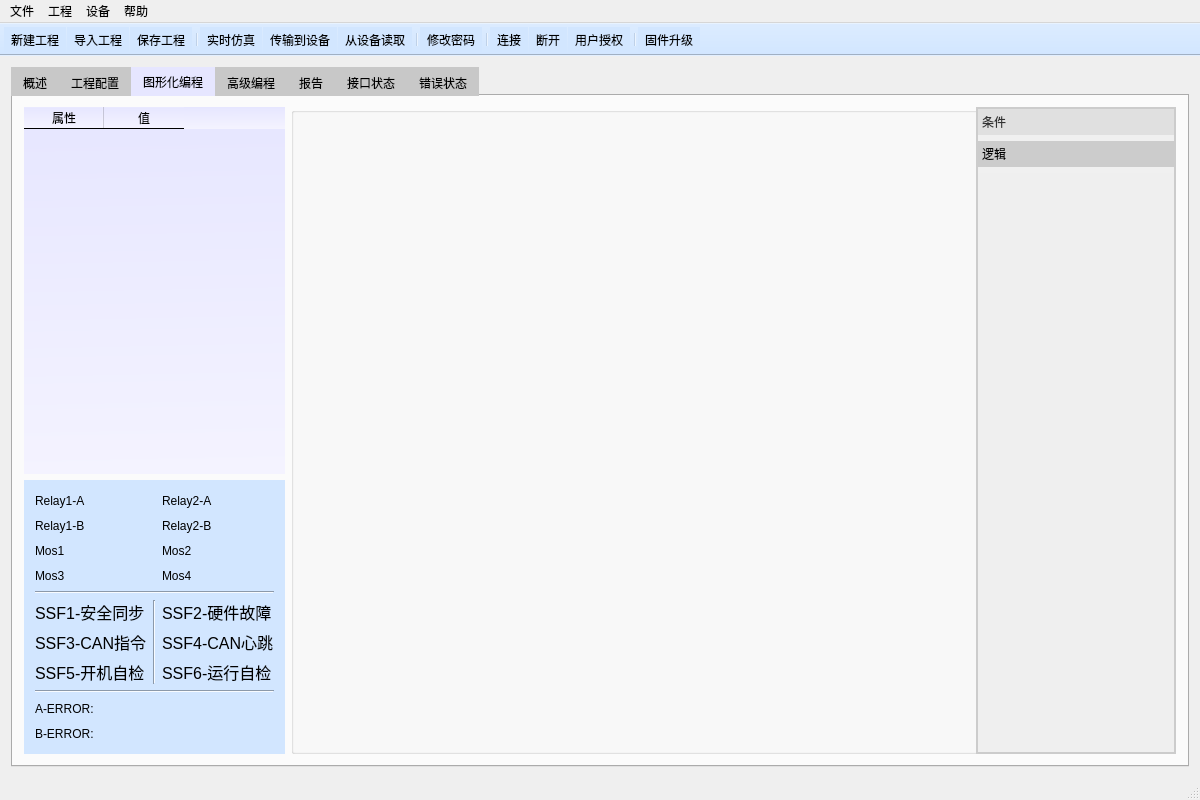
Above: mainwindow.ui from su0814/qt_spc100 before the change. Below: the same form after it.
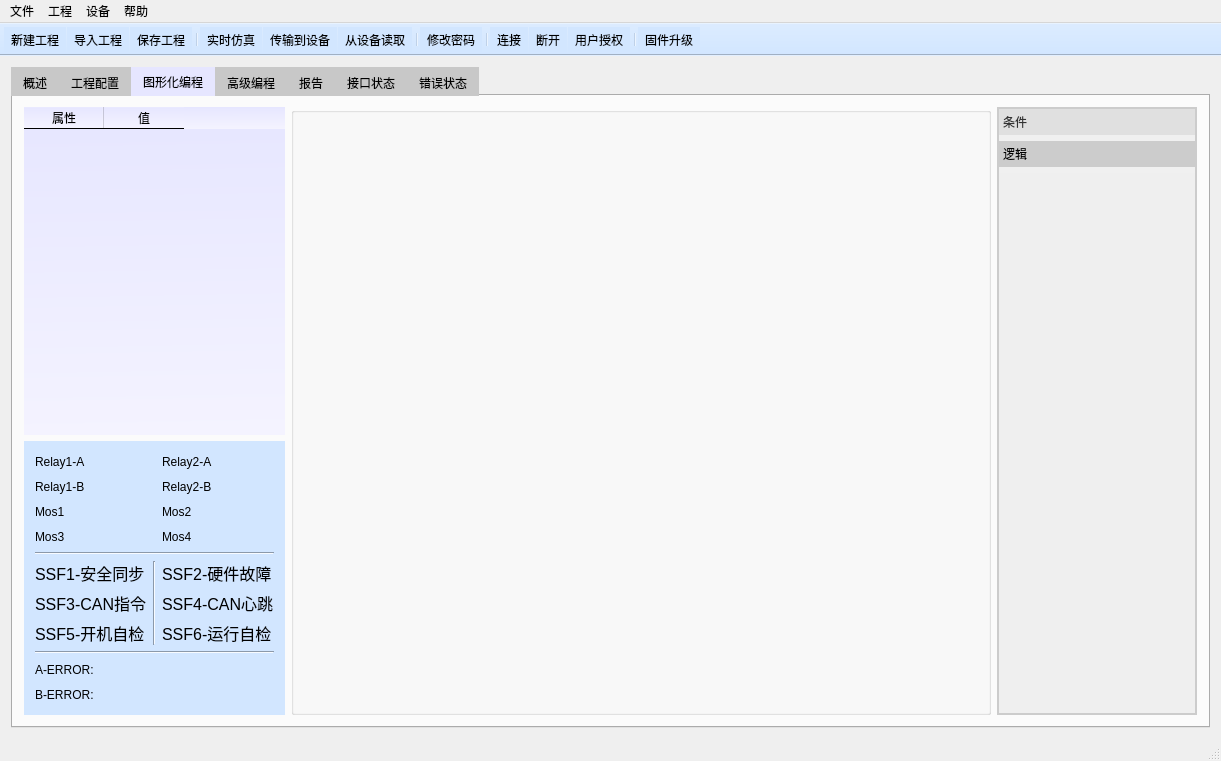
That is the form after the change. The open tabs and pages were chosen to show the change. Icons and pictures are not drawn.

Diff of the .ui file:
```diff
--- a/mainwindow.ui
+++ b/mainwindow.ui
@@ -6,8 +6,8 @@
    <rect>
     <x>0</x>
     <y>0</y>
-    <width>1200</width>
-    <height>800</height>
+    <width>930</width>
+    <height>671</height>
    </rect>
   </property>
   <property name="sizePolicy">
@@ -18,8 +18,8 @@
   </property>
   <property name="minimumSize">
    <size>
-    <width>1200</width>
-    <height>800</height>
+    <width>0</width>
+    <height>0</height>
    </size>
   </property>
   <property name="contextMenuPolicy">
@@ -986,7 +986,19 @@
                          }
                          
 QToolBox::scroll-area {border: none; }
-QScrollBar:vertical { width: 10px; }</string>
+QScrollBar:vertical { width: 10px; }
+select {
+  padding: 8px;
+  font-size: 16px;
+  border: 1px solid #ccc;
+  border-radius: 4px;
+  background-color: #f1f1f1;
+}
+option {
+  padding: 8px;
+  font-size: 16px;
+  background-color: #f9f9f9;
+}</string>
           </property>
           <property name="currentIndex">
            <number>1</number>
@@ -1086,8 +1098,8 @@
             <rect>
              <x>0</x>
              <y>0</y>
-             <width>198</width>
-             <height>633</height>
+             <width>196</width>
+             <height>504</height>
             </rect>
            </property>
            <attribute name="label">
@@ -6711,7 +6723,7 @@
     <rect>
      <x>0</x>
      <y>0</y>
-     <width>1200</width>
+     <width>930</width>
      <height>18</height>
     </rect>
    </property>
```
Left out of the diff: 16 changed lines with no effect on the pictures.
